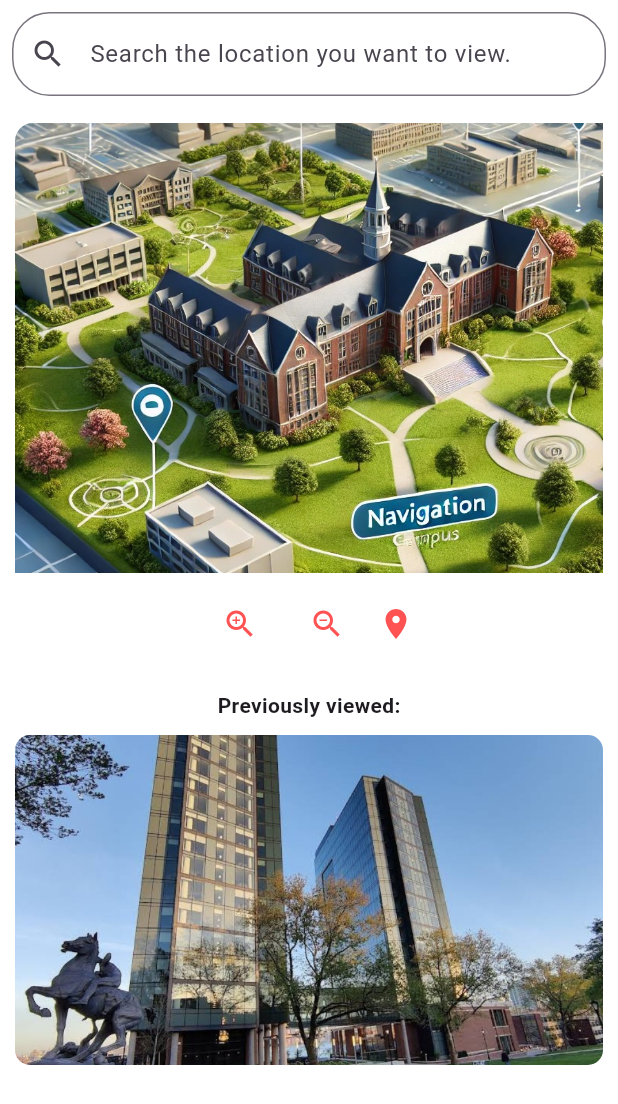
After one commit to vidhikansara12/quackathon_stevens_smartcampus, a Flutter app: the MapPage screen opened directly, after a tap on the "zoom in" icon, on a phone screen of 412 x 824 dp. The commit adds this screen. Shown: the top 1104 px of the screen. Run offline on Flutter 3.47's test engine with Material 3 defaults, Android fonts, the phone set to English and light mode, and no system bars; our stand-ins replace flutter_svg.

Commit message:
map screen integrated

```diff
--- a/stevens_smartcampus/lib/components/bottom_bar.dart
+++ b/stevens_smartcampus/lib/components/bottom_bar.dart
@@ -1,5 +1,6 @@
 import 'package:flutter/material.dart';
 import 'package:stevens_smartcampus/screens/home_screen.dart';
+import 'package:stevens_smartcampus/screens/map_screen.dart';
 import 'package:stevens_smartcampus/screens/profile_screen.dart';
 
 class BottomPage extends StatelessWidget {
@@ -14,7 +15,7 @@ class BottomPage extends StatelessWidget {
 
   static final List<Widget> _pages = <Widget>[
     HomePage(),
-    Placeholder(),
+    MapPage(),
     Placeholder(),
     Placeholder(),
     ProfilePage(),
--- /dev/null
+++ b/stevens_smartcampus/lib/screens/map_screen.dart
@@ -0,0 +1,110 @@
+import 'package:flutter/material.dart';
+import 'dart:math' as math;
+
+class MapPage extends StatefulWidget {
+  const MapPage({super.key});
+
+  @override
+  State<MapPage> createState() => _MapPageState();
+}
+
+class _MapPageState extends State<MapPage> {
+  double _zoomLevel = 1.0;
+  final TransformationController _transformationController =
+      TransformationController();
+
+  void _zoomIn() {
+    setState(() {
+      _zoomLevel = math.min(3.0, _zoomLevel + 0.2);
+      _transformationController.value = Matrix4.identity()..scale(_zoomLevel);
+    });
+  }
+
+  void _zoomOut() {
+    setState(() {
+      _zoomLevel = math.max(1.0, _zoomLevel - 0.2);
+      _transformationController.value = Matrix4.identity()..scale(_zoomLevel);
+    });
+  }
+
+  @override
+  void dispose() {
+    _transformationController.dispose();
+    super.dispose();
+  }
+
+  @override
+  Widget build(BuildContext context) {
+    return Scaffold(
+      backgroundColor: Colors.white,
+      body: SafeArea(
+        child: SingleChildScrollView(
+          child: Column(
+            children: [
+              const Padding(
+                padding: EdgeInsets.all(8.0),
+                child: TextField(
+                  decoration: InputDecoration(
+                    prefixIcon: Icon(Icons.search),
+                    hintText: "Search the location you want to view.",
+                    border: OutlineInputBorder(
+                      borderRadius: BorderRadius.all(Radius.circular(25)),
+                    ),
+                  ),
+                ),
+              ),
+              Container(
+                margin: const EdgeInsets.all(10),
+                height: 300,
+                child: InteractiveViewer(
+                  transformationController: _transformationController,
+                  child: ClipRRect(
+                    borderRadius: BorderRadius.circular(10),
+                    child: Image.asset(
+                      "assets/images/map_image.jpeg",
+                      fit: BoxFit.cover,
+                      width: double.infinity,
+                    ),
+                  ),
+                ),
+              ),
+              Row(
+                mainAxisAlignment: MainAxisAlignment.center,
+                children: [
+                  IconButton(
+                    icon: const Icon(Icons.zoom_in, color: Colors.redAccent),
+                    onPressed: _zoomIn,
+                  ),
+                  const SizedBox(width: 10),
+                  IconButton(
+                    icon: const Icon(Icons.zoom_out, color: Colors.redAccent),
+                    onPressed: _zoomOut,
+                  ),
+                  const SizedBox(width: 10),
+                  const Icon(Icons.location_on, color: Colors.redAccent),
+                ],
+              ),
+              const SizedBox(height: 20),
+              const Text(
+                "Previously viewed:",
+                style: TextStyle(fontWeight: FontWeight.bold),
+              ),
+              Container(
+                margin: const EdgeInsets.all(10),
+                height: 220,
+                width: double.infinity,
+                decoration: BoxDecoration(
+                  borderRadius: BorderRadius.circular(10),
+                  image: const DecorationImage(
+                    image: AssetImage("assets/images/previous_view.jpeg"),
+                    fit: BoxFit.cover,
+                  ),
+                ),
+              ),
+            ],
+          ),
+        ),
+      ),
+    );
+  }
+}
```
